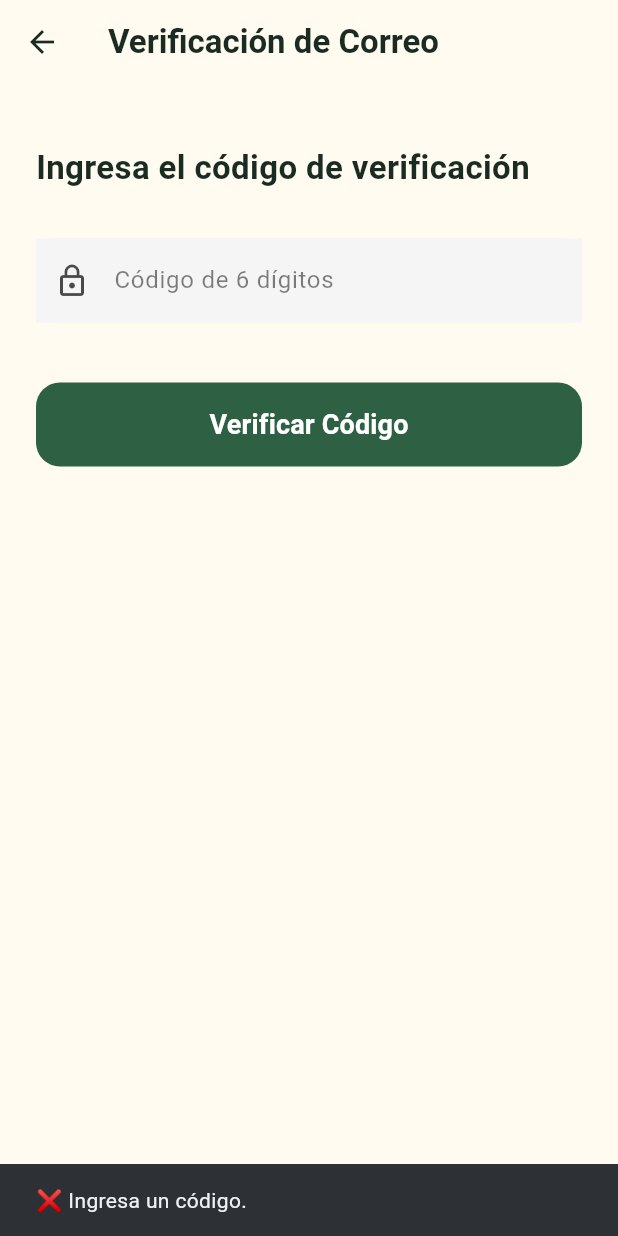
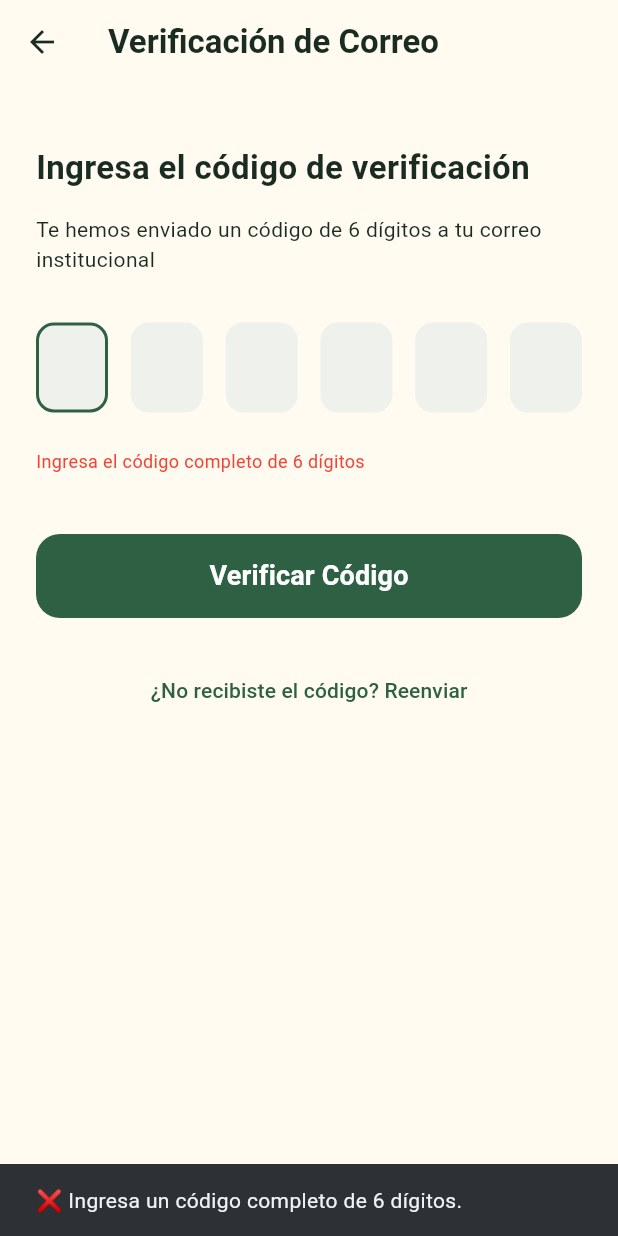
Before and after one commit to AntoSalazar/MarketTec, a Flutter app: the EmailVerificationScreen screen opened directly, after a tap on "Verificar Código", on a phone screen of 412 x 824 dp. Run offline on Flutter 3.47's test engine with Material 3 defaults, Android fonts, the light colour scheme and no system bars; drawn by our look-alikes of pin_code_fields.

Commit message:
feat(ui): improve form components and verification screens
- Implemented styled verification code input with PinCodeTextField
- Fixed shadowing issues beneath code input boxes
- Enhanced dropdown appearance with better colors and spacing
- Added separators between dropdown menu items
- Fixed issue with dropdowns opening upward instead of downward
- Added bottom margin to ensure proper menu positioning
- Improved visual feedback with accent colors for form elements
- Made implementation compatible with older Flutter versions
- Added error handling and success messages

```diff
--- a/lib/screens/register/email_verification_Screen.dart
+++ b/lib/screens/register/email_verification_Screen.dart
@@ -1,5 +1,6 @@
 import 'package:flutter/material.dart';
-
+import 'package:pin_code_fields/pin_code_fields.dart';
+import 'career_data.dart';
 class EmailVerificationScreen extends StatefulWidget {
   const EmailVerificationScreen({super.key});
 
@@ -8,19 +9,38 @@ class EmailVerificationScreen extends StatefulWidget {
 }
 
 class _EmailVerificationScreenState extends State<EmailVerificationScreen> {
-  final TextEditingController codeController = TextEditingController();
+  // Controller for the pin code
+  final TextEditingController pinController = TextEditingController();
 
-  void verifyCode(String inputCode) {
-    if (inputCode.isNotEmpty) {
+  // Optional error text to display under the fields
+  String? errorText;
+
+  void verifyCode() {
+    if (pinController.text.length == 6) {
       ScaffoldMessenger.of(context).showSnackBar(
         const SnackBar(content: Text('✅ Correo verificado exitosamente.')),
       );
-      // Aquí podrías redirigir al login o home
+
+      // Navegar a la pantalla CareerData
+      Navigator.pushReplacement(
+        context,
+        MaterialPageRoute(builder: (context) => const CareerDataScreen()),
+      );
     } else {
+      setState(() {
+        errorText = 'Ingresa el código completo de 6 dígitos';
+      });
       ScaffoldMessenger.of(context).showSnackBar(
-        const SnackBar(content: Text('❌ Ingresa un código.')),
+        const SnackBar(content: Text('❌ Ingresa un código completo de 6 dígitos.')),
       );
     }
+  }
+
+
+  @override
+  void dispose() {
+    pinController.dispose();
+    super.dispose();
   }
 
   @override
@@ -53,29 +73,81 @@ class _EmailVerificationScreenState extends State<EmailVerificationScreen> {
                   color: Color(0xFF1A2B22),
                 ),
               ),
+              const SizedBox(height: 16),
+              const Text(
+                'Te hemos enviado un código de 6 dígitos a tu correo institucional',
+                style: TextStyle(
+                  fontSize: 14,
+                  color: Color(0xFF1A2B22),
+                ),
+              ),
               const SizedBox(height: 32),
 
-              // Campo de código
-              Container(
-                decoration: BoxDecoration(
-                  color: const Color(0xFFEFF1EC),
+              // PIN Code Fields
+              PinCodeTextField(
+                appContext: context,
+                length: 6,
+                controller: pinController,
+                keyboardType: TextInputType.number,
+                autoFocus: true,
+                backgroundColor: const Color(0xFFFFFBF0),
+                // Box styling
+                pinTheme: PinTheme(
+
+                  shape: PinCodeFieldShape.box,
                   borderRadius: BorderRadius.circular(12),
+                  fieldHeight: 60,
+                  fieldWidth: 48,
+                  activeFillColor: const Color(0xFFEFF1EC),
+                  inactiveFillColor: const Color(0xFFEFF1EC),
+                  selectedFillColor: const Color(0xFFEFF1EC),
+                  activeColor: const Color(0xFF2E6144),
+                  inactiveColor: const Color(0xFFEFF1EC),
+                  selectedColor: const Color(0xFF2E6144),
+                  borderWidth: 2,
                 ),
-                child: TextField(
-                  controller: codeController,
-                  keyboardType: TextInputType.number,
-                  decoration: InputDecoration(
-                    hintText: 'Código de 6 dígitos',
-                    hintStyle: TextStyle(color: Colors.black.withOpacity(0.5)),
-                    prefixIcon: Icon(
-                      Icons.lock_outline,
-                      color: Colors.black.withOpacity(0.7),
+
+                // Text styling
+                textStyle: const TextStyle(
+                  fontSize: 24,
+                  fontWeight: FontWeight.bold,
+                  color: Color(0xFF1A2B22),
+                ),
+
+                // Make boxes filled
+                enableActiveFill: true,
+
+                // Error display
+                errorAnimationController: null,
+                errorAnimationDuration: 0,
+
+                // Callbacks
+                onChanged: (value) {
+                  // Clear error message when user types
+                  if (errorText != null) {
+                    setState(() {
+                      errorText = null;
+                    });
+                  }
+                },
+                onCompleted: (value) {
+                  // Auto-verify when code is complete
+                  verifyCode();
+                },
+              ),
+
+              // Error text (if any)
+              if (errorText != null)
+                Padding(
+                  padding: const EdgeInsets.only(top: 8.0),
+                  child: Text(
+                    errorText!,
+                    style: const TextStyle(
+                      color: Colors.red,
+                      fontSize: 12,
                     ),
-                    border: InputBorder.none,
-                    contentPadding: const EdgeInsets.symmetric(vertical: 16),
                   ),
                 ),
-              ),
 
               const SizedBox(height: 40),
 
@@ -84,9 +156,7 @@ class _EmailVerificationScreenState extends State<EmailVerificationScreen> {
                 width: double.infinity,
                 height: 56,
                 child: ElevatedButton(
-                  onPressed: () {
-                    verifyCode(codeController.text);
-                  },
+                  onPressed: verifyCode,
                   style: ElevatedButton.styleFrom(
                     backgroundColor: const Color(0xFF2E6144),
                     foregroundColor: Colors.white,
@@ -104,6 +174,33 @@ class _EmailVerificationScreenState extends State<EmailVerificationScreen> {
                   ),
                 ),
               ),
+
+              const SizedBox(height: 24),
+
+              // Reenviar código
+              Center(
+                child: TextButton(
+                  onPressed: () {
+                    // Código para reenviar
+                    ScaffoldMessenger.of(context).showSnackBar(
+                      const SnackBar(content: Text('Nuevo código enviado')),
+                    );
+
+                    // Clear current code
+                    pinController.clear();
+                    setState(() {
+                      errorText = null;
+                    });
+                  },
+                  child: const Text(
+                    '¿No recibiste el código? Reenviar',
+                    style: TextStyle(
+                      color: Color(0xFF2E6144),
+                      fontWeight: FontWeight.w500,
+                    ),
+                  ),
+                ),
+              )
             ],
           ),
         ),
```
Also changed, not shown: lib/screens/login/login.dart (+5 -2 lines), lib/screens/register/career_data.dart (+52 -4 lines), pubspec.yaml (+3 -19 lines), pubspec.lock, 1 other file.
